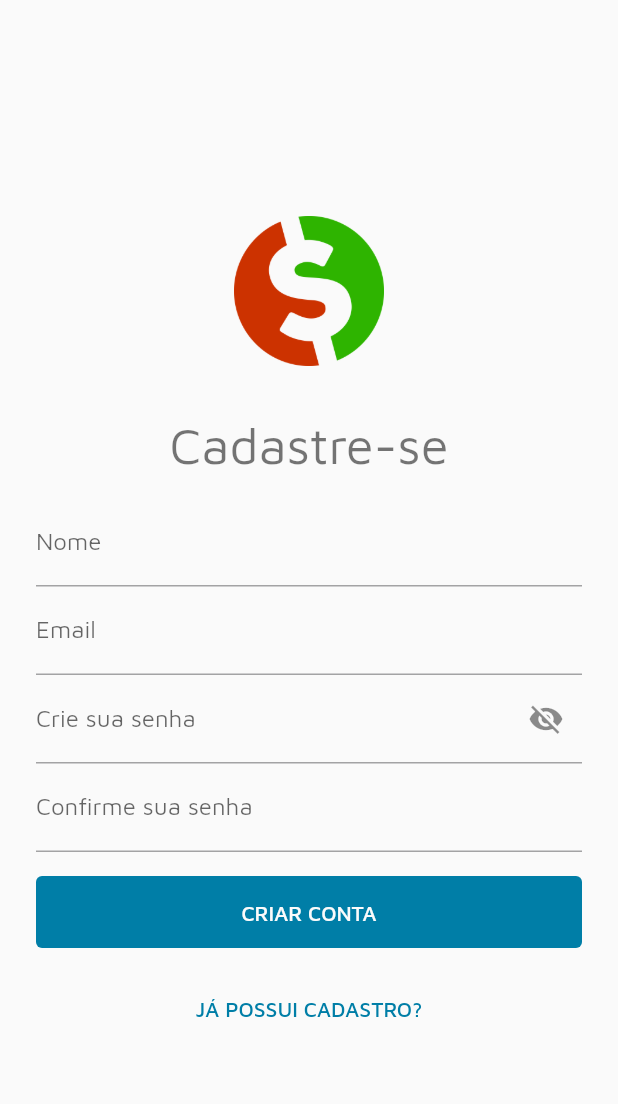
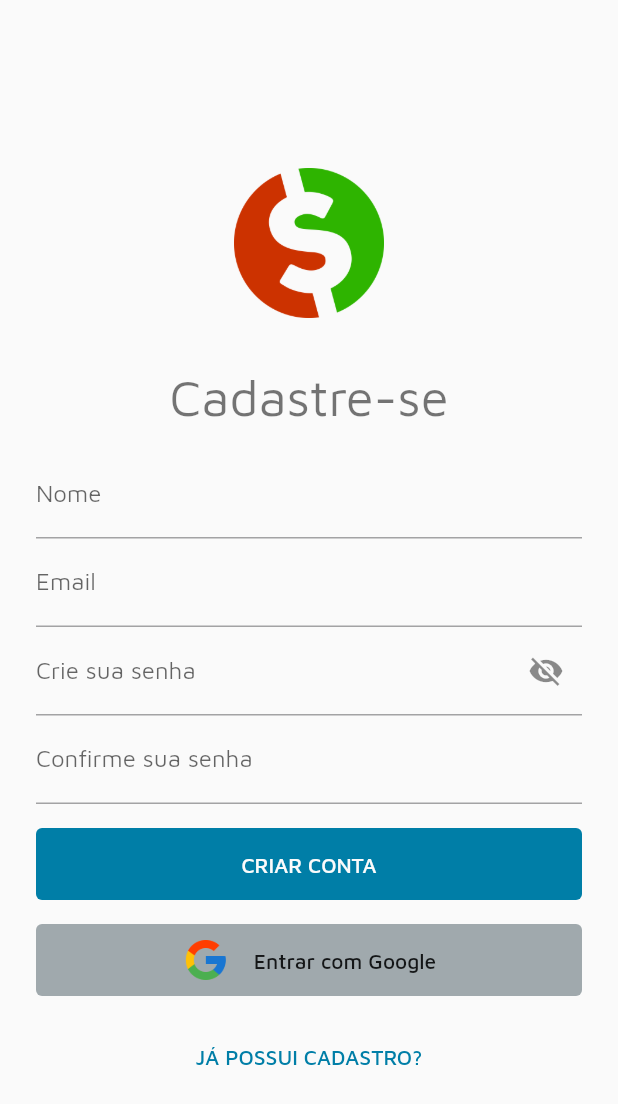
Before and after one commit to proz-tecnologia/PIT01GP08, a Flutter app: the screen it shows after launch, on a phone screen of 412 x 824 dp. Shown: the top 1104 px of the screen. Run offline on Flutter 3.47's test engine with Material 2 defaults, Android fonts, the phone set to English and light mode, and no system bars; our stand-ins replace cloud_firestore, firebase_auth, firebase_core, firebase_storage, fl_chart, flutter_bloc and 4 more; missing offline and left inert: local_auth_android; accounts and stored records are empty.

Commit message:
feat: add social auth to register

```diff
--- a/lib/features/login/login_page.dart
+++ b/lib/features/login/login_page.dart
@@ -5,7 +5,7 @@ import '../../design_sys/sizes.dart';
 import '../../shared/widgets/logo_app.dart';
 import 'login_controller.dart';
 import 'login_states.dart';
-import 'widgets/social_auth_button.dart';
+import '../../shared/widgets/social_auth_button.dart';
 
 class LoginPage extends StatefulWidget {
   const LoginPage({super.key});
--- a/lib/features/register/register_page.dart
+++ b/lib/features/register/register_page.dart
@@ -3,6 +3,7 @@ import 'package:flutter_bloc/flutter_bloc.dart';
 
 import '../../services/category_repository.dart';
 import '../../shared/widgets/logo_app.dart';
+import '../../shared/widgets/social_auth_button.dart';
 import 'register_controller.dart';
 import 'register_states.dart';
 import '../../design_sys/sizes.dart';
@@ -159,6 +160,16 @@ class _RegisterPageState extends State<RegisterPage> {
                       ),
                     ),
                   ),
+                  SizedBox(
+                    width: double.infinity,
+                    child: SocialAuthButton(
+                        onPressed: () async {
+                          await controller.googleSignUp();
+                        },
+                        asset: 'assets/google_logo.png',
+                        text: 'Entrar com Google'),
+                  ),
+                  const SizedBox(height: Sizes.mediumSpace),
                   TextButton(
                     onPressed: () {
                       Navigator.of(context).pushNamed('/login');
--- a/lib/features/login/widgets/social_auth_button.dart
+++ b/lib/shared/widgets/social_auth_button.dart
@@ -1,7 +1,7 @@
 import 'package:flutter/material.dart';
 
-import '../../../design_sys/colors.dart';
-import '../../../design_sys/sizes.dart';
+import '../../design_sys/colors.dart';
+import '../../design_sys/sizes.dart';
 
 class SocialAuthButton extends StatelessWidget {
   const SocialAuthButton(
```
Also changed, not shown: lib/features/register/register_controller.dart (+21 -4 lines).
